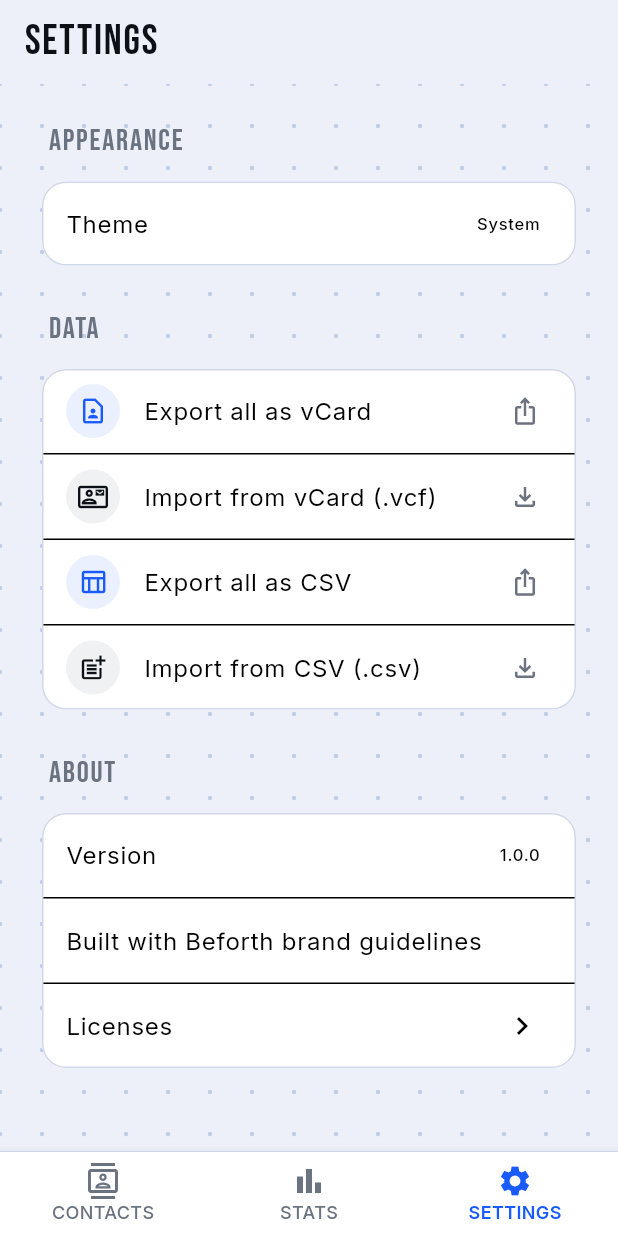
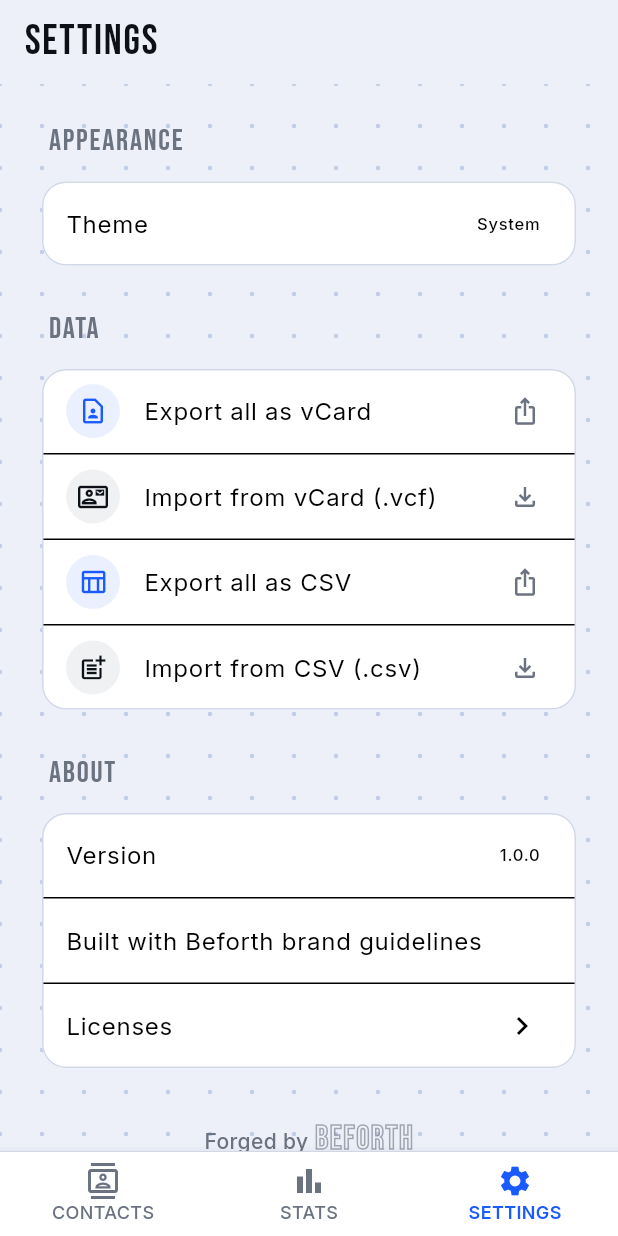
Before and after one commit to RandomKid24/aureole-cardsnap, a Flutter app: the SettingsScreen screen opened by its route, on a phone screen of 412 x 824 dp. Run offline on Flutter 3.47's test engine with Material 3 defaults, Android fonts, the phone set to English and light mode, and no system bars; our stand-ins replace csv, drift, file_picker, fl_chart, flutter_animate, flutter_contacts and 13 more; missing offline and left inert: google_mlkit_document_scanner, google_mlkit_text_recognition; accounts and stored records are empty; generated files the repository leaves out were written again.

Commit message:
added beforth branding

```diff
--- a/lib/features/settings/settings_screen.dart
+++ b/lib/features/settings/settings_screen.dart
@@ -231,6 +231,9 @@ class _SettingsScreenState extends State<SettingsScreen> {
                 ],
               ),
             ),
+            const SizedBox(height: 32),
+            const _ForgedByBeforth(),
+            const SizedBox(height: 48),
           ],
         ),
       ),
@@ -244,3 +247,46 @@ class _SettingsScreenState extends State<SettingsScreen> {
     );
   }
 }
+
+class _ForgedByBeforth extends StatefulWidget {
+  const _ForgedByBeforth();
+
+  @override
+  State<_ForgedByBeforth> createState() => _ForgedByBeforthState();
+}
+
+class _ForgedByBeforthState extends State<_ForgedByBeforth> {
+  bool _isHovered = false;
+
+  @override
+  Widget build(BuildContext context) {
+    return MouseRegion(
+      onEnter: (_) => setState(() => _isHovered = true),
+      onExit: (_) => setState(() => _isHovered = false),
+      cursor: SystemMouseCursors.click,
+      child: GestureDetector(
+        onTap: () {},
+        child: Row(
+          mainAxisAlignment: MainAxisAlignment.center,
+          crossAxisAlignment: CrossAxisAlignment.baseline,
+          textBaseline: TextBaseline.alphabetic,
+          children: [
+            Text("Forged by ", style: GoogleFonts.inter(fontSize: 14, color: AppTheme.stone, fontWeight: FontWeight.w500)),
+            Text(
+              "BEFORTH",
+              style: GoogleFonts.bebasNeue(
+                fontSize: 22,
+                height: 1.05,
+                letterSpacing: 1.0,
+                foreground: Paint()
+                  ..style = PaintingStyle.stroke
+                  ..strokeWidth = 1.0
+                  ..color = _isHovered ? const Color(0xFFE8C14A) : AppTheme.stone.withValues(alpha: 0.6),
+              ),
+            ),
+          ],
+        ),
+      ),
+    );
+  }
+}
```
Also changed, not shown: 2 other files.
